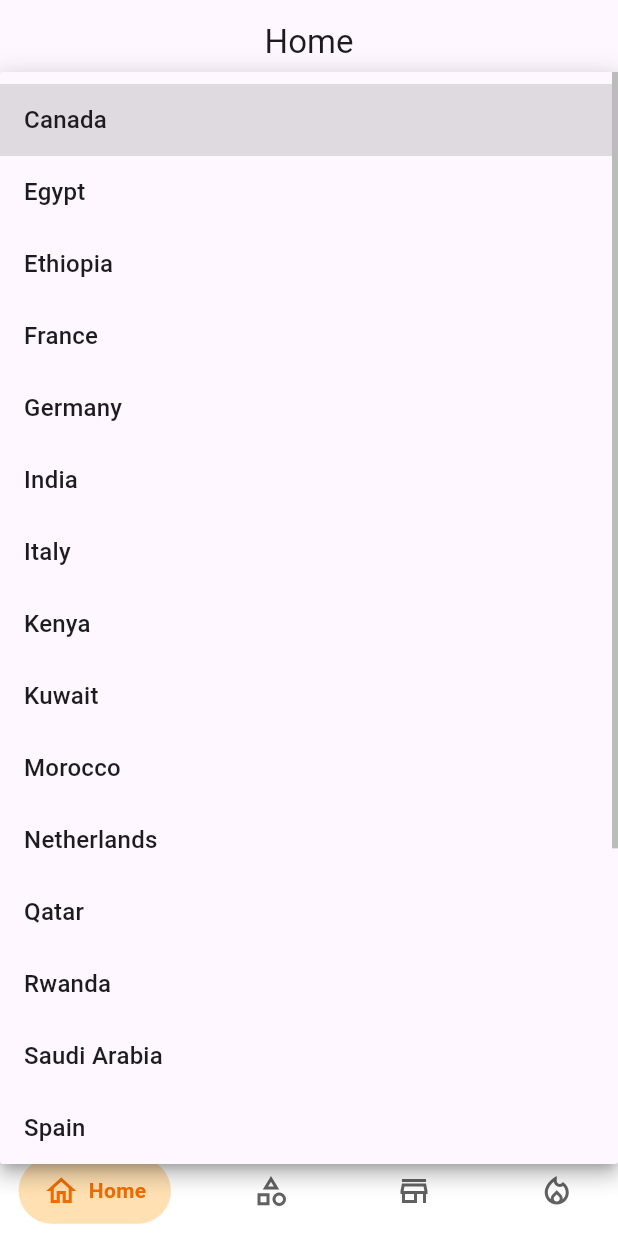
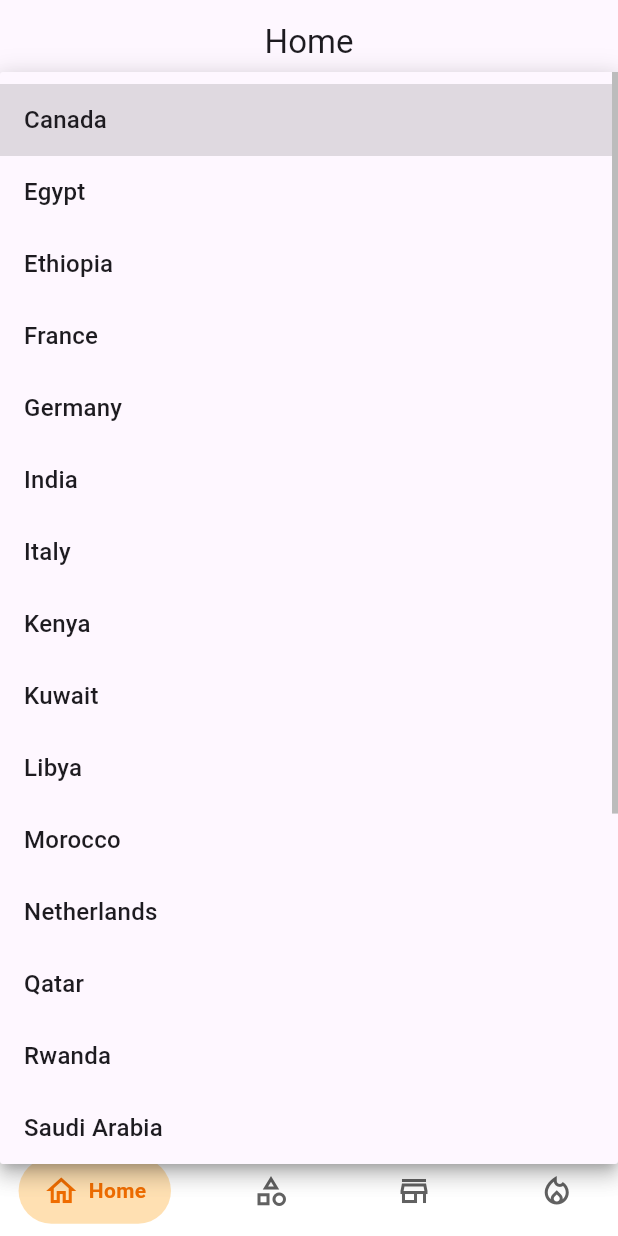
Before and after one commit to elhadis/sugakeBuyers, a Flutter app: the screen it shows after launch, after a tap on "Select the country", on a phone screen of 412 x 824 dp. Run offline on Flutter 3.47's test engine with Material 3 defaults, Android fonts, the phone set to English and light mode, and no system bars; drawn by our look-alikes of google_nav_bar; our stand-ins replace cached_network_image, carousel_slider, cloud_firestore, firebase_analytics, firebase_auth, firebase_core and 10 more; accounts and stored records are empty; network calls fail.

Commit message:
Initial commit - Fixed Gradle issues

```diff
--- a/lib/global/country_currency_config.dart
+++ b/lib/global/country_currency_config.dart
@@ -20,6 +20,7 @@ const Map<String, String> countryToCurrency = {
   'USA': 'USD',
   'Canada': 'CAD',
   'India': 'INR',
+  'Libya': 'LYD',
 };
 
 List<String> getCountryNamesSorted() {
--- a/lib/l10n/translations.dart
+++ b/lib/l10n/translations.dart
@@ -89,6 +89,7 @@ class AppTranslations {
       'country_usa': 'USA',
       'country_canada': 'Canada',
       'country_india': 'India',
+      'country_libya': 'Libya',
       'app_title': 'Sugake',
       'my_brands': 'My Brands',
       'my_items': 'My Items',
@@ -122,7 +123,8 @@ class AppTranslations {
       'mark_product_featured': 'Mark this product as featured (max 4)',
       'select_image_fill_fields': 'Please select image and fill all fields',
       'max_featured_items': 'Maximum of 4 featured items allowed.',
-      'upload_failed_retry': 'Upload failed. Please check network and retry.\n{error}',
+      'upload_failed_retry':
+          'Upload failed. Please check network and retry.\n{error}',
       'delete_brand': 'Delete Brand',
       'delete': 'Delete',
       'delete_brand_confirm':
@@ -246,6 +248,7 @@ class AppTranslations {
       'country_usa': 'الولايات المتحدة',
       'country_canada': 'كندا',
       'country_india': 'الهند',
+      'country_libya': 'ليبيا',
       'app_title': 'سوقك',
       'my_brands': 'ماركاتي',
       'my_items': 'عناصري',
@@ -279,7 +282,8 @@ class AppTranslations {
       'mark_product_featured': 'تمييز هذا المنتج كمميز (الحد الأقصى 4)',
       'select_image_fill_fields': 'يرجى اختيار صورة وملء جميع الحقول',
       'max_featured_items': 'الحد الأقصى 4 عناصر مميزة.',
-      'upload_failed_retry': 'فشل الرفع. يرجى التحقق من الشبكة والمحاولة مرة أخرى.\n{error}',
+      'upload_failed_retry':
+          'فشل الرفع. يرجى التحقق من الشبكة والمحاولة مرة أخرى.\n{error}',
       'delete_brand': 'حذف الماركة',
       'delete': 'حذف',
       'delete_brand_confirm':
@@ -300,8 +304,10 @@ class AppTranslations {
       'please_enter_email': 'يرجى إدخال بريدك الإلكتروني',
       'please_enter_email_dot': 'يرجى إدخال بريدك الإلكتروني.',
       'please_enter_valid_email': 'يرجى إدخال بريد إلكتروني صالح',
-      'please_enter_valid_email_address': 'يرجى إدخال عنوان بريد إلكتروني صالح.',
-      'password_reset_sent': 'تم إرسال رسالة إعادة تعيين كلمة المرور. تحقق من بريدك.',
+      'please_enter_valid_email_address':
+          'يرجى إدخال عنوان بريد إلكتروني صالح.',
+      'password_reset_sent':
+          'تم إرسال رسالة إعادة تعيين كلمة المرور. تحقق من بريدك.',
       'email_not_valid': 'عنوان البريد الإلكتروني غير صالح.',
       'no_account_for_email': 'لا يوجد حساب لهذا البريد الإلكتروني.',
       'network_error_check_connection': 'خطأ في الشبكة. تحقق من اتصالك.',
--- a/lib/mainScreens/my_hmoe_screen.dart
+++ b/lib/mainScreens/my_hmoe_screen.dart
@@ -473,6 +473,22 @@ class _MyHmoeScreenState extends State<MyHmoeScreen> {
               return const SizedBox(height: 320, child: ProductShimmerWidget());
             }
 
+            if (snapshot.hasError) {
+              return SizedBox(
+                height: 220,
+                child: Center(
+                  child: Padding(
+                    padding: const EdgeInsets.symmetric(horizontal: 20),
+                    child: Text(
+                      'Unable to load data right now. Please check internet connection and try again.',
+                      textAlign: TextAlign.center,
+                      style: TextStyle(color: Colors.red.shade700),
+                    ),
+                  ),
+                ),
+              );
+            }
+
             final allItems = snapshot.data ?? [];
             final mappedCategory = _mapSelectedCategoryToStoredValue(
               _selectedCategory,
@@ -498,11 +514,16 @@ class _MyHmoeScreenState extends State<MyHmoeScreen> {
             }).toList();
 
             if (filteredItems.isEmpty) {
+              final emptyMessage = servicesSelected
+                  ? 'No services available right now.'
+                  : AppTranslations.text(context, 'no_products_found');
+
               return SizedBox(
                 height: 220,
                 child: Center(
-                  child: Text(
-                    AppTranslations.text(context, 'no_products_found'),
+                  child: Padding(
+                    padding: const EdgeInsets.symmetric(horizontal: 20),
+                    child: Text(emptyMessage, textAlign: TextAlign.center),
                   ),
                 ),
               );
```
Also changed, not shown: 6 other files.
